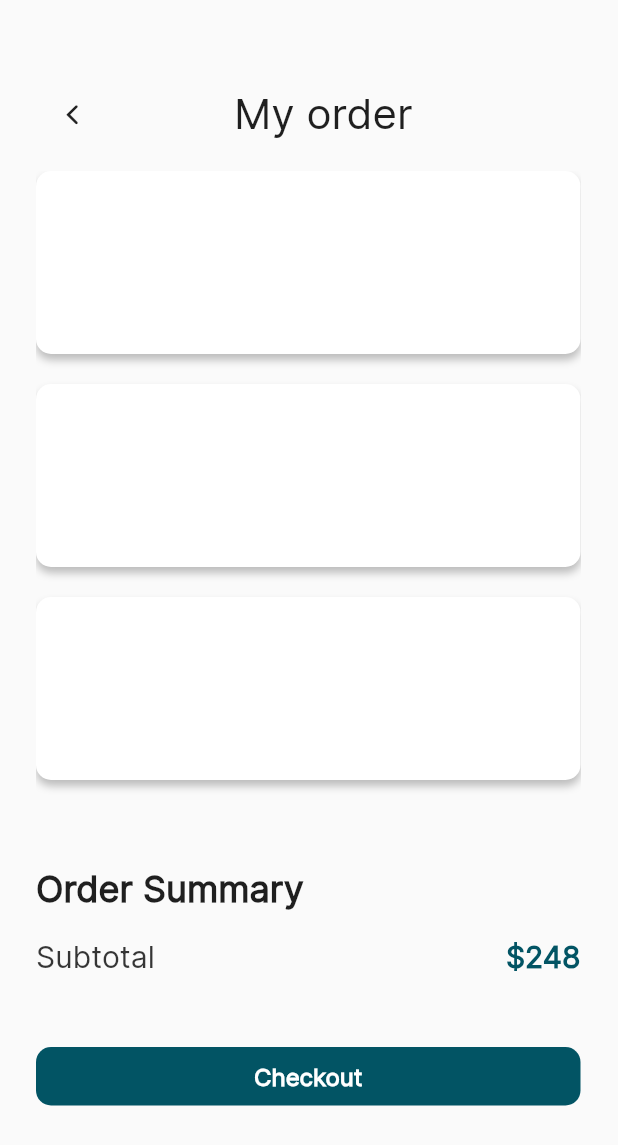
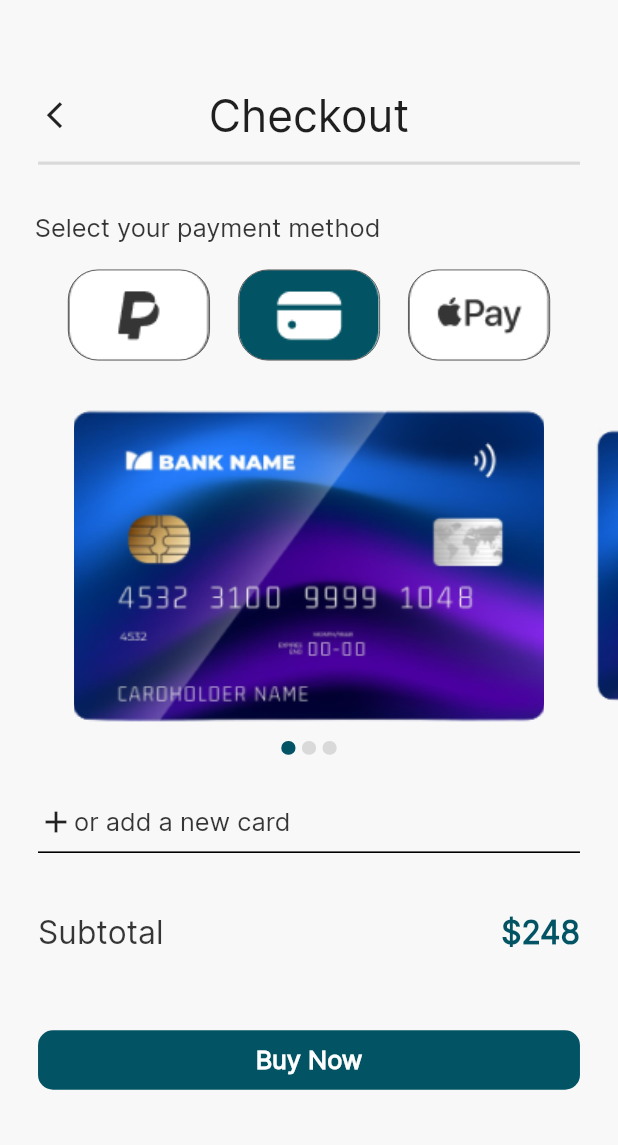
Before and after one commit to Karim-Monir/watches_store_team_4, a Flutter app: the CartPage screen opened directly, after a tap on "Checkout", on a phone screen of 412 x 824 dp. Shown: the top 1145 px of the screen. Run offline on Flutter 3.47's test engine with Material 2 defaults, Android fonts, the phone set to English and light mode, and no system bars; drawn by our look-alikes of carousel_slider, smooth_page_indicator; our stand-ins replace animated_splash_screen, flutter_screenutil, flutter_slidable, iconly, page_transition.

Commit message:
checkout screen implemented

```diff
--- a/lib/View/cart/cart_page.dart
+++ b/lib/View/cart/cart_page.dart
@@ -1,5 +1,6 @@
 import 'package:flutter/cupertino.dart';
 import 'package:flutter/material.dart';
+import 'package:watches_store_team_4/View/checkout_screen/checkout.dart';
 
 class CartPage extends StatefulWidget {
   const CartPage({super.key});
@@ -123,8 +124,13 @@ class _CartPageState extends State<CartPage> {
             const SizedBox(
               height: 48,
             ),
-            InkWell(
-              onTap: () {},
+            GestureDetector(
+              onTap: () {
+                Navigator.push(
+                  context,
+                  MaterialPageRoute(builder: (context) => const CheckoutScreen()),
+                );
+              },
               child: Container(
                 width: MediaQuery.of(context).size.width,
                 height: 39,
--- /dev/null
+++ b/lib/View/checkout_screen/checkout.dart
@@ -0,0 +1,324 @@
+import 'package:carousel_slider/carousel_slider.dart';
+import 'package:flutter/material.dart';
+import 'package:flutter_screenutil/flutter_screenutil.dart';
+import 'package:smooth_page_indicator/smooth_page_indicator.dart';
+
+class CheckoutScreen extends StatefulWidget {
+  const CheckoutScreen({super.key});
+
+  @override
+  State<CheckoutScreen> createState() => _CheckoutScreenState();
+}
+
+class _CheckoutScreenState extends State<CheckoutScreen> {
+  int activeIndex = 0;
+  List<String> cards = [
+    'assets/images/checkout/card1.png',
+    'assets/images/checkout/card1.png',
+    'assets/images/checkout/card1.png',
+  ];
+
+  Widget imageBuilder(String path, int index) {
+    return Container(
+      margin: EdgeInsets.symmetric(horizontal: 8.0.w),
+      child: Image.asset(
+        path,
+        fit: BoxFit.cover,
+      ),
+    );
+  }
+
+  Widget indicatorBuilder() {
+    return AnimatedSmoothIndicator(
+      activeIndex: activeIndex,
+      count: cards.length,
+      effect: JumpingDotEffect(
+        dotHeight: 9.h,
+        dotWidth: 9.w,
+        dotColor: const Color(0xFFD9D9D9),
+        activeDotColor: const Color(0xFF025464),
+        spacing: 4.sp,
+      ),
+    );
+  }
+
+  @override
+  Widget build(BuildContext context) {
+    return Scaffold(
+      backgroundColor: const Color(0xFFF8F8F8),
+      body: Column(
+        children: [
+          SizedBox(
+            height: 52.h,
+          ),
+          Padding(
+            padding: EdgeInsets.only(
+              left: 22.sp,
+              right: 22.sp,
+            ),
+            child: Row(
+              mainAxisSize: MainAxisSize.max,
+              children: [
+                Expanded(
+                  flex: 1,
+                  child: IconButton(
+                    onPressed: () {
+                      Navigator.pop(context);
+                    },
+                    icon: Icon(
+                      Icons.arrow_back_ios,
+                      size: 20.sp,
+                    ),
+                  ),
+                ),
+                Expanded(
+                  flex: 8,
+                  child: Center(
+                    child: Text(
+                      'Checkout',
+                      style: TextStyle(
+                        color: const Color(0xFF1F1F1F),
+                        fontSize: 28.sp,
+                        fontFamily: 'Inter',
+                        fontWeight: FontWeight.w500,
+                      ),
+                    ),
+                  ),
+                ),
+                Expanded(
+                  flex: 1,
+                  child: Container(),
+                )
+              ],
+            ),
+          ),
+          Column(
+            crossAxisAlignment: CrossAxisAlignment.start,
+            children: [
+              Padding(
+                padding: EdgeInsets.symmetric(horizontal: 24.sp),
+                child: Divider(
+                  //color: const Color(0x1F1F1FCC),
+                  thickness: 2.sp,
+                ),
+              ),
+              SizedBox(
+                height: 25.h,
+              ),
+              Padding(
+                padding: EdgeInsets.only(
+                  left: 22.sp,
+                ),
+                child: SizedBox(
+                  width: 221.w,
+                  height: 23.h,
+                  child: Text(
+                    'Select your payment method',
+                    style: TextStyle(
+                      color: const Color(0xE51F1F1F),
+                      fontSize: 16.sp,
+                      fontFamily: 'Inter',
+                      fontWeight: FontWeight.w400,
+                    ),
+                  ),
+                ),
+              )
+            ],
+          ),
+          SizedBox(
+            height: 14.h,
+          ),
+          Padding(
+            padding: EdgeInsets.symmetric(horizontal: 34.w),
+            child: Row(
+              mainAxisAlignment: MainAxisAlignment.spaceAround,
+              children: [
+                GestureDetector(
+                  onTap: () {},
+                  child: Container(
+                    width: 89.64.w,
+                    height: 59.76.h,
+                    decoration: ShapeDecoration(
+                      image: const DecorationImage(
+                        image: AssetImage(
+                          'assets/images/checkout/paypal.png',
+                        ),
+                        fit: BoxFit.cover,
+                      ),
+                      color: Colors.white,
+                      shape: RoundedRectangleBorder(
+                        side: BorderSide(width: 0.50.sp, color: const Color(0xE51F1F1F)),
+                        borderRadius: BorderRadius.circular(20),
+                      ),
+                    ),
+                  ),
+                ),
+                GestureDetector(
+                  onTap: () {},
+                  child: Container(
+                    width: 89.64.w,
+                    height: 59.76.h,
+                    decoration: ShapeDecoration(
+                      image: const DecorationImage(
+                          image: AssetImage(
+                            'assets/images/checkout/wallet.png',
+                          ),
+                          fit: BoxFit.cover),
+                      color: Colors.white,
+                      shape: RoundedRectangleBorder(
+                        side: BorderSide(width: 0.50.sp, color: const Color(0xE51F1F1F)),
+                        borderRadius: BorderRadius.circular(20),
+                      ),
+                    ),
+                  ),
+                ),
+                GestureDetector(
+                  onTap: () {},
+                  child: Container(
+                    width: 89.64.w,
+                    height: 59.76.h,
+                    decoration: ShapeDecoration(
+                      image: const DecorationImage(
+                          image: AssetImage(
+                            'assets/images/checkout/apple.png',
+                          ),
+                          fit: BoxFit.cover),
+                      color: Colors.white,
+                      shape: RoundedRectangleBorder(
+                        side: BorderSide(width: 0.50.sp, color: const Color(0xE51F1F1F)),
+                        borderRadius: BorderRadius.circular(20),
+                      ),
+                    ),
+                  ),
+                ),
+              ],
+            ),
+          ),
+          SizedBox(
+            height: 26.h,
+          ),
+          Column(
+            mainAxisAlignment: MainAxisAlignment.center,
+            children: [
+              Center(
+                child: CarouselSlider.builder(
+                  itemCount: cards.length,
+                  itemBuilder: (context, index, realIndex) {
+                    final image = cards[index];
+                    return imageBuilder(image, index);
+                  },
+                  options: CarouselOptions(
+                    height: 216.h,
+                    enlargeCenterPage: true,
+                    enlargeStrategy: CenterPageEnlargeStrategy.height,
+                    enableInfiniteScroll: false,
+                    pageSnapping: true,
+                    onPageChanged: (index, reason) => setState(() => activeIndex = index),
+                  ),
+                ),
+              ),
+              SizedBox(
+                height: 8.h,
+              ),
+              indicatorBuilder(),
+            ],
+          ),
+          SizedBox(
+            height: 32.5.h,
+          ),
+          Padding(
+            padding: EdgeInsets.symmetric(horizontal: 24.w),
+            child: GestureDetector(
+              onTap: () {},
+              child: Column(
+                children: [
+                  Row(
+                    children: [
+                      const Icon(Icons.add),
+                      Text(
+                        'or add a new card',
+                        style: TextStyle(
+                          color: const Color(0xE51F1F1F),
+                          fontSize: 16.sp,
+                          fontFamily: 'Inter',
+                          fontWeight: FontWeight.w400,
+                        ),
+                      ),
+                    ],
+                  ),
+                  Divider(
+                    color: Colors.black,
+                    thickness: 1.sp,
+                  ),
+                ],
+              ),
+            ),
+          ),
+          SizedBox(
+            height: 32.5.h,
+          ),
+          Padding(
+            padding: EdgeInsets.symmetric(horizontal: 24.w),
+            child: Row(
+              mainAxisAlignment: MainAxisAlignment.spaceBetween,
+              children: [
+                Text(
+                  'Subtotal',
+                  style: TextStyle(
+                    color: const Color(0xE51F1F1F),
+                    fontSize: 20.sp,
+                    fontFamily: 'Inter',
+                    fontWeight: FontWeight.w500,
+                  ),
+                ),
+                Text(
+                  '\$248',
+                  style: TextStyle(
+                    color: const Color(0xFF025464),
+                    fontSize: 20.sp,
+                    fontFamily: 'Inter',
+                    fontWeight: FontWeight.w700,
+                  ),
+                )
+              ],
+            ),
+          ),
+          SizedBox(
+            height: 51.h,
+          ),
+          GestureDetector(
+            onTap: () {},
+            child: Container(
+              width: ScreenUtil().screenWidth,
+              height: 39.h,
+              margin: EdgeInsets.symmetric(horizontal: 24.w),
+              padding: const EdgeInsets.all(10),
+              decoration: ShapeDecoration(
+                color: const Color(0xFF025464),
+                shape: RoundedRectangleBorder(
+                  borderRadius: BorderRadius.circular(10),
+                ),
+              ),
+              child: Row(
+                mainAxisSize: MainAxisSize.min,
+                mainAxisAlignment: MainAxisAlignment.center,
+                crossAxisAlignment: CrossAxisAlignment.center,
+                children: [
+                  Text(
+                    'Buy Now',
+                    style: TextStyle(
+                      color: Colors.white,
+                      fontSize: 16.sp,
+                      fontFamily: 'Inter',
+                      fontWeight: FontWeight.w700,
+                    ),
+                  ),
+                ],
+              ),
+            ),
+          )
+        ],
+      ),
+    );
+  }
+}
--- a/lib/View/home/screens/cart_screen.dart
+++ b/lib/View/home/screens/cart_screen.dart
@@ -2,6 +2,8 @@ import 'package:flutter/cupertino.dart';
 import 'package:flutter/material.dart';
 import 'package:flutter_screenutil/flutter_screenutil.dart';
 import 'package:flutter_slidable/flutter_slidable.dart';
+
+import '../../checkout_screen/checkout.dart';
 
 class CartPage extends StatefulWidget {
   const CartPage({super.key});
@@ -283,7 +285,12 @@ class _CartPageState extends State<CartPage> {
               height: 48,
             ),
             InkWell(
-              onTap: () {},
+              onTap: () {
+                Navigator.push(
+                  context,
+                  MaterialPageRoute(builder: (context) => const CheckoutScreen()),
+                );
+              },
               child: Container(
                 width: MediaQuery.of(context).size.width,
                 height: 39,
--- a/lib/View/home/screens/home_screen.dart
+++ b/lib/View/home/screens/home_screen.dart
@@ -25,7 +25,8 @@ class _HomeScreenState extends State<HomeScreen> {
   @override
   Widget build(BuildContext context) {
     return Scaffold(
-      body: Column(
+      body: SingleChildScrollView(
+        child: Column(
           crossAxisAlignment: CrossAxisAlignment.start,
           children: [
             SizedBox(
@@ -64,7 +65,10 @@ class _HomeScreenState extends State<HomeScreen> {
                             Text(
                               "New\nCollection",
                               style: TextStyle(
-                                fontFamily: "Inter", fontSize: 28.sp, fontWeight: FontWeight.w700, color: Colors.white),
+                                  fontFamily: "Inter",
+                                  fontSize: 28.sp,
+                                  fontWeight: FontWeight.w700,
+                                  color: Colors.white),
                             ),
                             SizedBox(
                               height: 9.h,
@@ -124,7 +128,7 @@ class _HomeScreenState extends State<HomeScreen> {
                     ],
                   ),
                   SizedBox(
-                  height: 28.h,
+                    height: 24.h,
                   ),
                   SizedBox(
                     height: 35.h,
@@ -185,7 +189,7 @@ class _HomeScreenState extends State<HomeScreen> {
                     height: 12.h,
                   ),
                   SizedBox(
-                  height: 252.h,
+                    height: 250.h,
                     child: GridView.builder(
                         scrollDirection: Axis.vertical,
                         gridDelegate: const SliverGridDelegateWithMaxCrossAxisExtent(
@@ -201,6 +205,7 @@ class _HomeScreenState extends State<HomeScreen> {
               ),
             ),
           ],
+        ),
       ),
     );
   }
--- a/pubspec.yaml
+++ b/pubspec.yaml
@@ -40,6 +40,8 @@ dependencies:
   flutter_screenutil: ^5.9.0
   iconly: ^1.0.1
   flutter_slidable: ^3.0.0
+  carousel_slider: ^4.2.1
+  smooth_page_indicator: ^1.1.0
 
 
 dev_dependencies:
@@ -73,6 +75,7 @@ flutter:
   # To add assets to your application, add an assets section, like this:
   assets:
      - assets/images/signUp/
+     - assets/images/checkout/
      - assets/images/splashScreen/
      - assets/images/logo/
      - assets/images/
```
Also changed, not shown: assets/images/checkout/apple.png (added), assets/images/checkout/card1.png (added), assets/images/checkout/cardleft.png (added), assets/images/checkout/cardright.png (added), assets/images/checkout/paypal.png (added), assets/images/checkout/wallet.png (added), pubspec.lock. Lines whose indentation alone changed are shown as unchanged.
